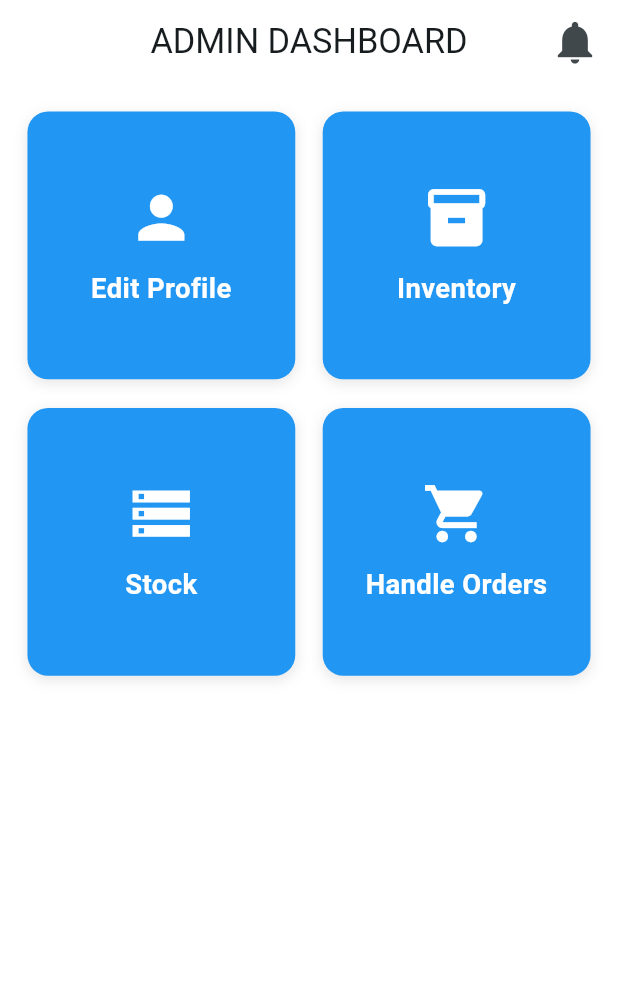
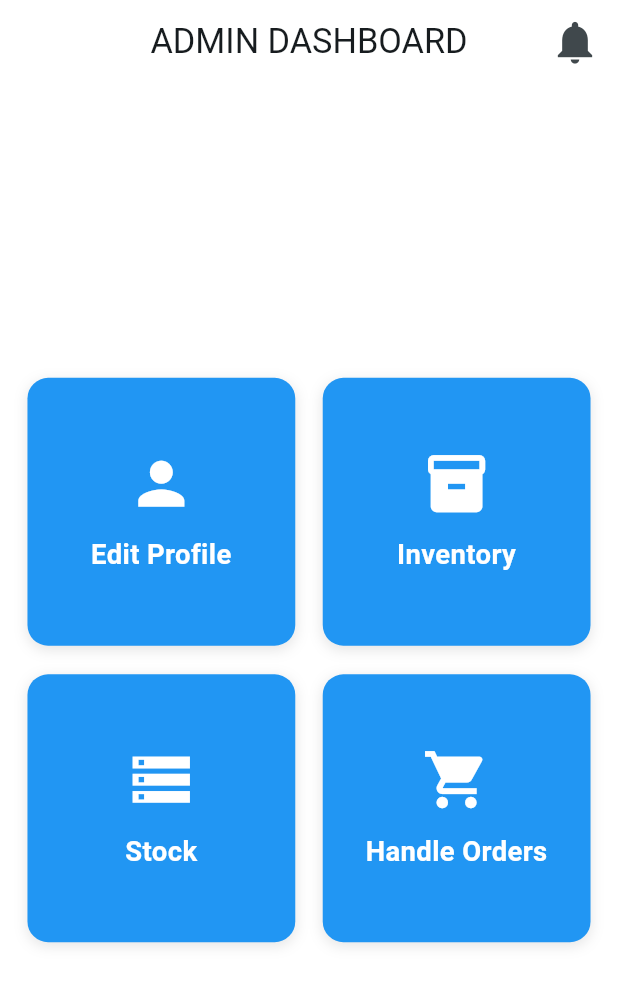
Before and after one commit to gullhassan23/WholesaleGrocassryStore, a Flutter app: the AdminHome screen opened directly, on a phone screen of 412 x 824 dp. Shown: the top 985 px of the screen. Run offline on Flutter 3.47's test engine with Material 3 defaults, Android fonts, the phone set to English and light mode, and no system bars; our stand-ins replace cached_network_image, carousel_slider, cloud_firestore, device_info_plus, dotted_border, firebase_auth and 10 more; missing offline and left inert: bcrypt; accounts and stored records are empty.

Commit message:
first commit

```diff
--- a/wholesaleapp/lib/main.dart
+++ b/wholesaleapp/lib/main.dart
@@ -2,7 +2,7 @@ import 'package:firebase_core/firebase_core.dart';
 import 'package:flutter/material.dart';
 import 'package:flutter_screenutil/flutter_screenutil.dart';
 import 'package:get/get.dart';
-import 'package:wholesaleapp/screens/homeScreen/navigation.dart';
+import 'package:wholesaleapp/screens/Admin/AdminHome.dart';
 
 import 'helper/constant/colors_resource.dart';
 import 'helper/utils/svg_utils.dart';
@@ -36,8 +36,7 @@ class _MyAppState extends State<MyApp> {
                   ColorScheme.fromSeed(seedColor: ColorsResource.PRIMARY_COLOR),
               useMaterial3: true,
             ),
-            // home: HomeContentScreen()
-            home: HomeContentScreen());
+            home: AdminHome());
       },
     );
   }
--- a/wholesaleapp/lib/screens/Admin/AdminHome.dart
+++ b/wholesaleapp/lib/screens/Admin/AdminHome.dart
@@ -2,7 +2,6 @@ import 'package:flutter/material.dart';
 import 'package:flutter_screenutil/flutter_screenutil.dart';
 import 'package:get/get.dart';
 import 'package:wholesaleapp/Controllers/AdminController.dart';
-
 import 'package:wholesaleapp/screens/Admin/InventoryScreen.dart';
 import 'package:wholesaleapp/screens/Admin/ProfileScreen.dart';
 import 'package:wholesaleapp/screens/Admin/StockScreen.dart';
@@ -39,8 +38,11 @@ class AdminHome extends StatelessWidget {
         body: Padding(
           padding: EdgeInsets.all(16.w),
           child: Column(
+            mainAxisAlignment: MainAxisAlignment.center,
+            crossAxisAlignment: CrossAxisAlignment.center,
             children: [
-              Expanded(
+              Center(
+                child: Expanded(
                   child: GridView.count(
                     shrinkWrap: true,
                     crossAxisCount: 2,
@@ -83,6 +85,7 @@ class AdminHome extends StatelessWidget {
                         },
                       ),
                     ],
+                  ),
                 ),
               ),
             ],
--- a/wholesaleapp/lib/widgets/categories_icon.dart
+++ b/wholesaleapp/lib/widgets/categories_icon.dart
@@ -22,6 +22,10 @@ class HorizontalIconList extends StatelessWidget {
   Widget build(BuildContext context) {
     return GestureDetector(
       onTap: () {
+        itemController.items.forEach((item) {
+          print(item.type);
+        });
+
         itemController.fetchProductsByCategory(cat);
         Get.to(() => ProductsByCategory(category: cat));
       },
```
Also changed, not shown: wholesaleapp/lib/Controllers/ItemController.dart (+5 -3 lines), wholesaleapp/lib/screens/Admin/EditProduct.dart (+12 -4 lines). Lines whose indentation alone changed are shown as unchanged.
